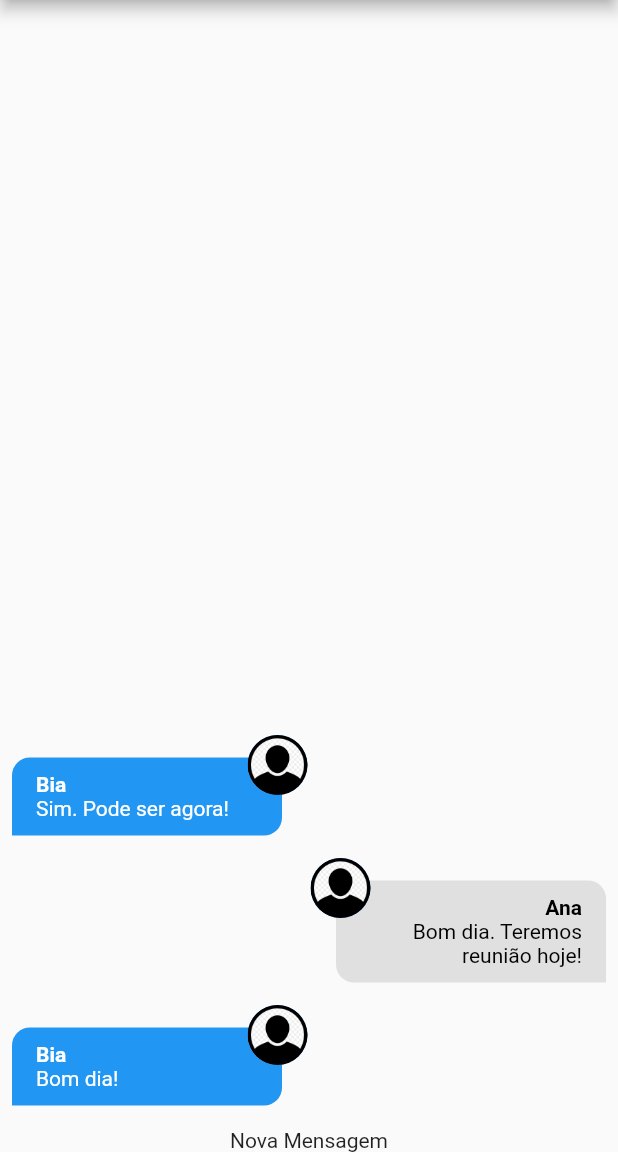
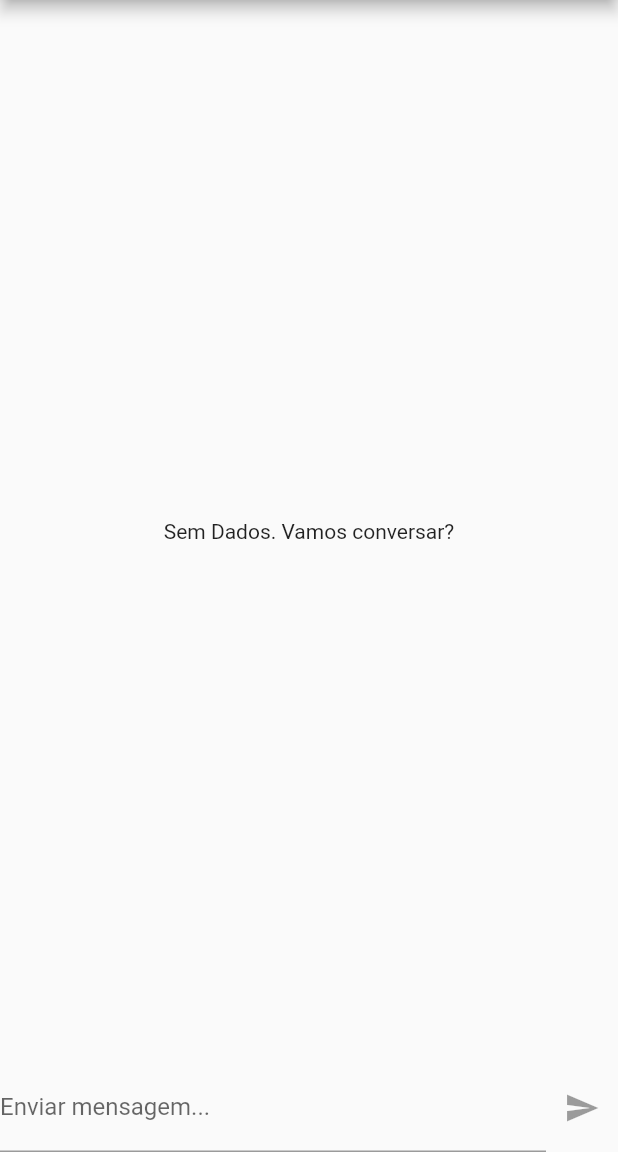
Before and after one commit to Gabrielhlc/chatz, a Flutter app: the screen it shows after launch, on a phone screen of 412 x 824 dp, the part 84-1236 px from its top. Run offline on Flutter 3.47's test engine with Material 2 defaults, Android fonts, the phone set to English and light mode, and no system bars; our stand-ins replace image_picker; accounts and stored records are empty.

Commit message:
add: component newMessage

```diff
--- a/lib/components/new_messages.dart
+++ b/lib/components/new_messages.dart
@@ -1,12 +1,49 @@
+import 'package:chatz/core/services/auth/auth_service.dart';
+import 'package:chatz/core/services/chat/chat_service.dart';
 import 'package:flutter/material.dart';
 
-class NewMessages extends StatelessWidget {
+class NewMessages extends StatefulWidget {
   const NewMessages({super.key});
 
   @override
+  State<NewMessages> createState() => _NewMessagesState();
+}
+
+class _NewMessagesState extends State<NewMessages> {
+  String _message = '';
+  final _messageController = TextEditingController();
+
+  Future<void> _sendMessage() async {
+    final user = AuthService().currentUser;
+
+    if (user != null) {
+      await ChatService().save(_message, user);
+      _messageController.clear();
+    }
+  }
+
+  @override
   Widget build(BuildContext context) {
-    return Center(
-      child: Text('Nova Mensagem'),
+    return Row(
+      children: <Widget>[
+        Expanded(
+          child: TextField(
+            controller: _messageController,
+            onChanged: (msg) => setState(() => _message = msg),
+            decoration: const InputDecoration(
+              labelText: 'Enviar mensagem...',
+            ),
+            onSubmitted: (_) {
+              if (_message.trim().isNotEmpty) {
+                _sendMessage();
+              }
+            },
+          ),
+        ),
+        IconButton(
+            onPressed: _message.trim().isEmpty ? null : _sendMessage,
+            icon: Icon(Icons.send)),
+      ],
     );
   }
 }
--- a/lib/core/services/chat/chat_mock_service.dart
+++ b/lib/core/services/chat/chat_mock_service.dart
@@ -6,32 +6,7 @@
 import 'package:chatz/core/services/chat/chat_service.dart';
 
 class ChatMockService implements ChatService {
-  static final List<ChatMessage> _msgs = [
-    ChatMessage(
-      id: '1',
-      text: 'Bom dia!',
-      createdAt: DateTime.now(),
-      userId: '123',
-      userName: 'Bia',
-      userImageURL: 'assets/images/avatar.png',
-    ),
-    ChatMessage(
-      id: '2',
-      text: 'Bom dia. Teremos reunião hoje!',
-      createdAt: DateTime.now(),
-      userId: '456',
-      userName: 'Ana',
-      userImageURL: 'assets/images/avatar.png',
-    ),
-    ChatMessage(
-      id: '1',
-      text: 'Sim. Pode ser agora!',
-      createdAt: DateTime.now(),
-      userId: '123',
-      userName: 'Bia',
-      userImageURL: 'assets/images/avatar.png',
-    ),
-  ];
+  static final List<ChatMessage> _msgs = [];
 
   static MultiStreamController<List<ChatMessage>>? _controller;
   static final _msgsStream = Stream<List<ChatMessage>>.multi((controller) {
@@ -57,7 +32,7 @@
 
     _msgs.add(newMessage);
 
-    _controller?.add(_msgs);
+    _controller?.add(_msgs.reversed.toList());
 
     return newMessage;
   }
```
